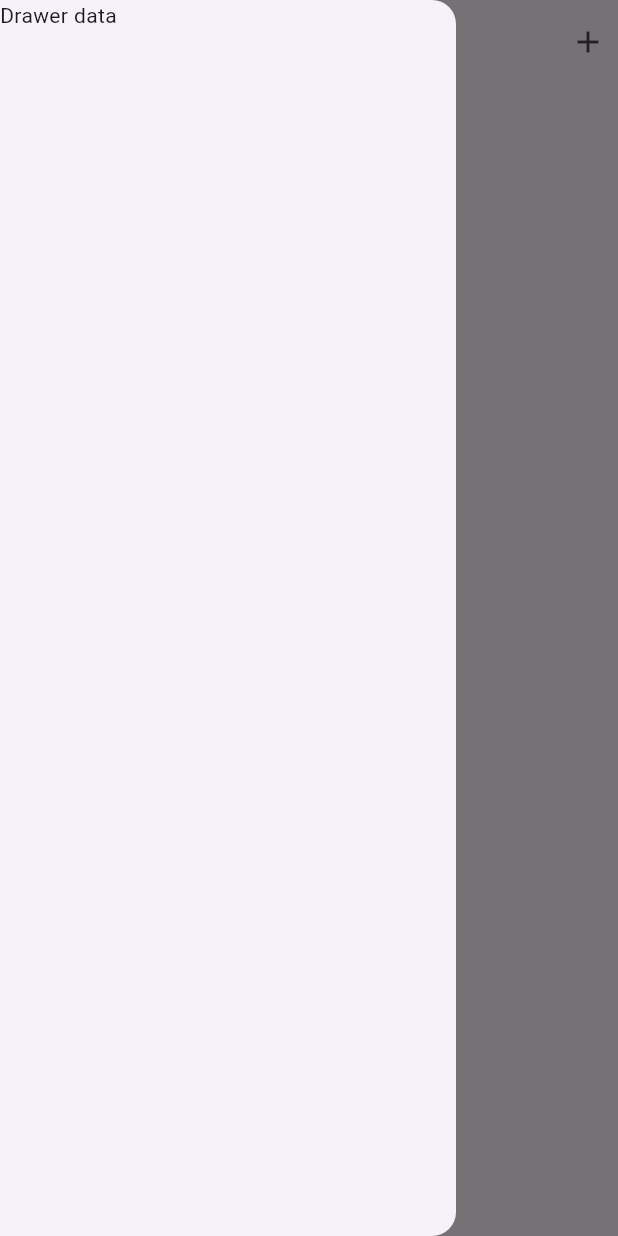
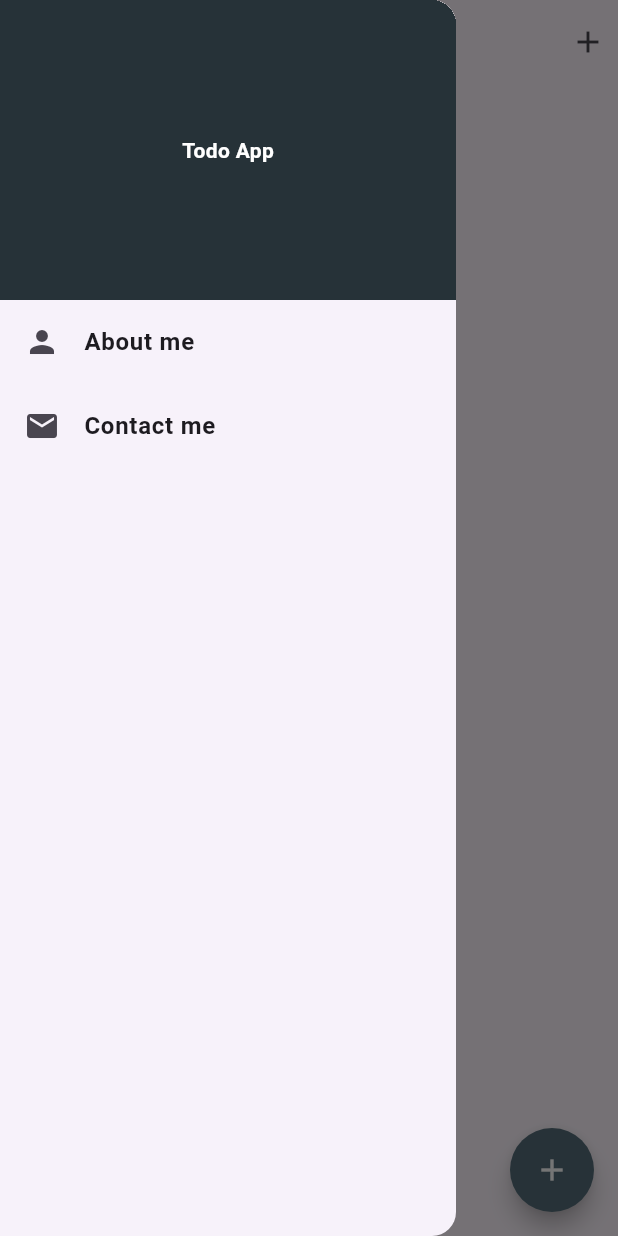
Before and after one commit to ThongDangg/ToDoApp, a Flutter app: the screen it shows after launch, with the side drawer open, on a phone screen of 412 x 824 dp. Run offline on Flutter 3.47's test engine with Material 3 defaults, Android fonts, the phone set to English and light mode, and no system bars; our stand-ins replace feather_icons, shared_preferences.

Commit message:
add what's left

```diff
--- a/lib/mainScreen.dart
+++ b/lib/mainScreen.dart
@@ -3,8 +3,10 @@ import 'package:feather_icons/feather_icons.dart';
 import 'package:shared_preferences/shared_preferences.dart';
 import 'package:todoapp/addTodo.dart';
 import 'package:todoapp/widgets/todoList.dart';
+import 'package:url_launcher/url_launcher.dart';
 
 class MainScreen extends StatefulWidget {
+
   const MainScreen({super.key});
   //share pref la luu vao o cung cua dt, du lieu luu vao o cung thi van con do
   @override
@@ -61,6 +63,7 @@ class _MainScreenState extends State<MainScreen> {
   }
 
   void removeData(int indx) async {
+    // sử dụng callback function
     //tao luu tru data cho viec cap nhat du lieu
     // Obtain shared preferences.
     final SharedPreferences prefs = await SharedPreferences.getInstance();
@@ -77,7 +80,27 @@ class _MainScreenState extends State<MainScreen> {
     //giu lai tat ca du lieu da dc update sau khi reload lai app
     final SharedPreferences prefs = await SharedPreferences.getInstance();
     todoList = (prefs.getStringList("todoList") ?? []).toList();
+
     setState(() {});
+  }
+
+  void showAddTodoBottomSheet() {
+    showModalBottomSheet(
+      context: context,
+      builder: (context) {
+        //lấy con text của BuildContext, cái này để tạo cái page nhướn lên khi bấm vào dấu +
+        return Padding(
+          padding: MediaQuery.of(
+            context,
+          ).viewInsets, // bang cach boc container = padding va them dong nay our bottom sheet will automatically have the padding according to the height of this keyboard.
+          child: Container(
+            padding: EdgeInsets.all(20),
+            height: 300,
+            child: AddTodo(addTodo: addTodo),
+          ),
+        );
+      },
+    );
   }
 
   @override
@@ -90,9 +113,56 @@ class _MainScreenState extends State<MainScreen> {
 
   @override
   Widget build(BuildContext context) {
-    return Scaffold(
+    return Scaffold( //thằng scaffold có 1 argument rất hay tên là floatingactionbutton nó là button ở dưới màn hình cho tiện bấm
+      floatingActionButton: FloatingActionButton(
+        shape: CircleBorder(), //viền tròn
+        backgroundColor: Colors.blueGrey[600],
+        child: Icon(Icons.add, color: Colors.white,),
+
+        onPressed: (){
+          //whenever we are working with a stateful widget we cannot directly access the property of this class
+          showAddTodoBottomSheet();
+          }
+      ),
       drawer: Drawer(
-        child: Text("Drawer data"),
+        child: Column(
+          children: [
+            Container(
+              color: Colors.blueGrey[900],
+              height: 200,
+              width: double.infinity,
+              child: Center(
+                child: Text(
+                  "Todo App",
+                  style: TextStyle(
+                    color: Colors.white,
+                    fontWeight: FontWeight.bold,
+                  ),
+                ),
+              ),
+            ),
+            ListTile(
+              onTap: (){
+                launchUrl(Uri.parse("https://www.facebook.com/kiranotstupidd"));
+              },
+              leading: Icon(Icons.person),
+              title: Text(
+                "About me ",
+                style: TextStyle(fontWeight: FontWeight.bold),
+              ),
+            ),
+             ListTile(
+              onTap: () {
+                launchUrl(Uri.parse("thongdang7989@gmail.com"));
+              },
+              leading: Icon(Icons.email),
+              title: Text(
+                "Contact me ",
+                style: TextStyle(fontWeight: FontWeight.bold),
+              ),
+            ),
+          ],
+        ),
       ), //thg drawer nay co san trong scaffold
       appBar: AppBar(
         centerTitle: true,
@@ -102,22 +172,7 @@ class _MainScreenState extends State<MainScreen> {
             padding: const EdgeInsets.all(8.0),
             child: GestureDetector(
               onTap: () {
-                showModalBottomSheet(
-                  context: context,
-                  builder: (context) {
-                    //lấy con text của BuildContext, cái này để tạo cái page nhướn lên khi bấm vào dấu +
-                    return Padding(
-                      padding: MediaQuery.of(
-                        context,
-                      ).viewInsets, // bang cach boc container = padding va them dong nay our bottom sheet will automatically have the padding according to the height of this keyboard.
-                      child: Container(
-                        padding: EdgeInsets.all(20),
-                        height: 300,
-                        child: AddTodo(addTodo: addTodo),
-                      ),
-                    );
-                  },
-                );
+                showAddTodoBottomSheet();
               },
               child: Icon(Icons.add),
             ), //muon bien' thg icon la interactive element duoc thi boc no lai bang widget co ten la gesturedetector
--- a/lib/widgets/todoList.dart
+++ b/lib/widgets/todoList.dart
@@ -5,16 +5,10 @@ class TodoList extends StatelessWidget {
   void Function(int index) removeData;
   TodoList({super.key, required this.todoList, required this.removeData});
 
-  @override
-  Widget build(BuildContext context) {
-    return ListView.builder(
-      //can phai nho tat ca khi thao tac voi listview
-      itemCount: todoList.length,
+  void onItemClicked({required BuildContext context, required int index}) {
+    //với stateless bạn không thể dùng trực tiếp context ngoài hàm build() hoặc callback vì context chỉ tồn tại trong build() và các hàm callback như onTap.
+    //nên phải truyền buildcontext context vào hàm để nó nhận context là 1 tham số
 
-      itemBuilder: (BuildContext context, int index) {
-        return ListTile(
-          //no giong thg Inkwell co' ontap
-          onTap: () {
     showModalBottomSheet(
       context: context,
       builder: (context) {
@@ -26,7 +20,9 @@ class TodoList extends StatelessWidget {
           child: ElevatedButton(
             //day la remove 1 index list nao do
             onPressed: () {
-                      removeData(index); // when update or remove thi` update local data function will get called and our to do list will be saved in this to do list key.
+              removeData(
+                index,
+              ); // when update or remove thi` update local data function will get called and our to do list will be saved in this to do list key.
               Navigator.pop(
                 context,
               ); //phan popup se tu dong dong' khi ket thuc su kien onpressed
@@ -36,11 +32,45 @@ class TodoList extends StatelessWidget {
         );
       },
     );
+  }
+
+  @override
+  Widget build(BuildContext context) {
+    return (todoList.isEmpty)
+        ? Center(child: Text("No items on your todo list"))
+        : ListView.builder(
+            //? : là if else đó
+            //can phai nho tat ca khi thao tac voi listview
+            itemCount: todoList.length,
+
+            itemBuilder: (BuildContext context, int index) {
+              return Dismissible(
+                  direction: DismissDirection.startToEnd,
+                  key: UniqueKey(),
+
+                  background: Container(color: Colors.green , child: Row(
+                    children: [
+                    Padding(
+                      padding: const EdgeInsets.all(8.0),
+                      child: Icon(Icons.check),
+                    )
+                  ],),),
+
+                //swipe để xóa
+                onDismissed: (direction) {//truyền tham số vô như callback function
+                  removeData(index);
+                },
+
+                child: ListTile(
+                  //no giong thg Inkwell co' ontap
+                  onTap: () {
+                    onItemClicked(context: context, index: index);
                   },
                   title: Text(todoList[index]),
 
                   // trailing: Icon(Icons.arrow_back), // placed at the right side.
                   // leading: Icon(Icons.arrow_back), //placed in front of this title using leading
+                ),
               ); //automatically manage spacing and padding for the list contents.
             },
           );
--- a/pubspec.yaml
+++ b/pubspec.yaml
@@ -36,6 +36,7 @@ dependencies:
   cupertino_icons: ^1.0.8
   feather_icons: ^1.2.0
   shared_preferences: ^2.5.3
+  url_launcher: ^6.3.1
 
 dev_dependencies:
   flutter_test:
```
Also changed, not shown: lib/addTodo.dart (+8 -1 lines), lib/main.dart (+6 -1 lines), pubspec.lock, 5 other files. Lines whose indentation alone changed are shown as unchanged.
